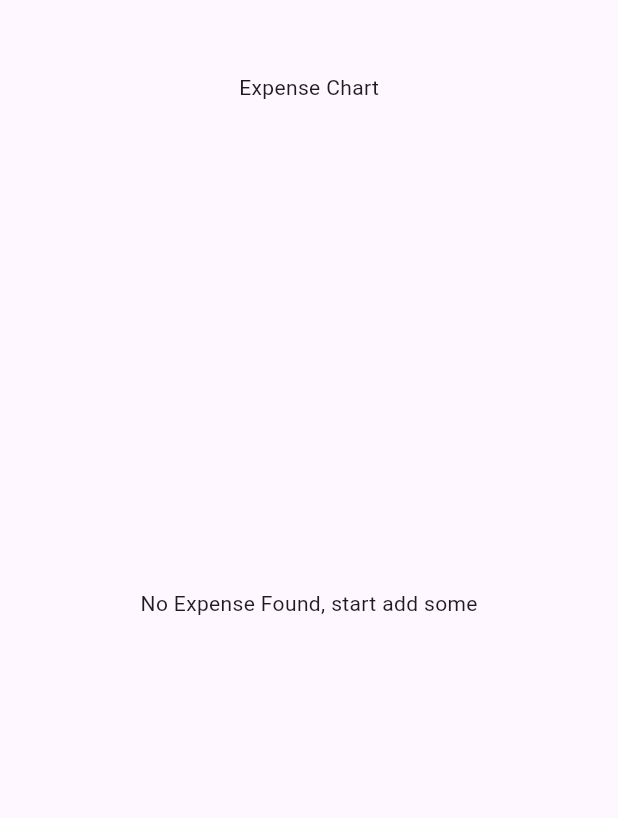
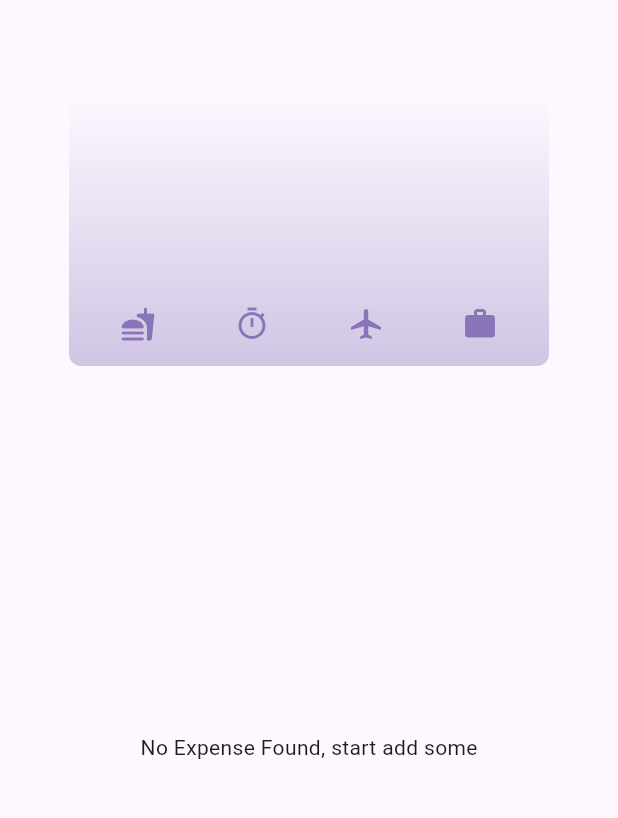
Before and after one commit to mayunngrh/expense-tracker-app, a Flutter app: the screen it shows after launch, on a phone screen of 412 x 824 dp, the part 84-902 px from its top. Run offline on Flutter 3.47's test engine with Material 3 defaults, Android fonts, the phone set to English and light mode, and no system bars.

Commit message:
adding the chart and the logic

```diff
--- /dev/null
+++ b/lib/chart/chart.dart
@@ -0,0 +1,97 @@
+import 'package:flutter/material.dart';
+
+import '../models/expense.dart';
+import 'chart_bar.dart';
+
+
+
+class Chart extends StatelessWidget {
+  const Chart({super.key, required this.expenses});
+
+  final List<Expense> expenses;
+
+  List<ExpenseBucket> get buckets {
+    return [
+      ExpenseBucket.forCategory(expenses, Category.food),
+      ExpenseBucket.forCategory(expenses, Category.leisure),
+      ExpenseBucket.forCategory(expenses, Category.traveling),
+      ExpenseBucket.forCategory(expenses, Category.work),
+    ];
+  }
+
+  double get maxTotalExpense {
+    double maxTotalExpense = 0;
+
+    for (final bucket in buckets) {
+      if (bucket.totalExpenses > maxTotalExpense) {
+        maxTotalExpense = bucket.totalExpenses;
+      }
+    }
+
+    return maxTotalExpense;
+  }
+
+  @override
+  Widget build(BuildContext context) {
+    final isDarkMode =
+        MediaQuery.of(context).platformBrightness == Brightness.dark;
+    return Container(
+      margin: const EdgeInsets.all(16),
+      padding: const EdgeInsets.symmetric(
+        vertical: 16,
+        horizontal: 8,
+      ),
+      width: double.infinity,
+      height: 180,
+      decoration: BoxDecoration(
+        borderRadius: BorderRadius.circular(8),
+        gradient: LinearGradient(
+          colors: [
+            Theme.of(context).colorScheme.primary.withOpacity(0.3),
+            Theme.of(context).colorScheme.primary.withOpacity(0.0)
+          ],
+          begin: Alignment.bottomCenter,
+          end: Alignment.topCenter,
+        ),
+      ),
+      child: Column(
+        children: [
+          Expanded(
+            child: Row(
+              crossAxisAlignment: CrossAxisAlignment.end,
+              children: [
+                for (final bucket in buckets) // alternative to map()
+                  ChartBar(
+                    fill: bucket.totalExpenses == 0
+                        ? 0
+                        : bucket.totalExpenses / maxTotalExpense,
+                  )
+              ],
+            ),
+          ),
+          const SizedBox(height: 12),
+          Row(
+            children: buckets
+                .map(
+                  (bucket) => Expanded(
+                    child: Padding(
+                      padding: const EdgeInsets.symmetric(horizontal: 4),
+                      child: Icon(
+                        categoryIcons[bucket.category],
+                        color: isDarkMode
+                            ? Theme.of(context).colorScheme.secondary
+                            : Theme.of(context)
+                                .colorScheme
+                                .primary
+                                .withOpacity(0.7),
+                      ),
+                    ),
+                  ),
+                )
+                .toList(),
+          )
+        ],
+      ),
+    );
+  }
+}
--- a/lib/models/expense.dart
+++ b/lib/models/expense.dart
@@ -3,12 +3,8 @@ import 'package:intl/intl.dart';
 import 'package:uuid/uuid.dart';
 
 var formatter = DateFormat.yMd();
-enum Category{
-  work,
-  food,
-  traveling,
-  leisure
-}
+
+enum Category { work, food, traveling, leisure }
 
 var categoryIcons = {
   Category.work: Icons.work,
@@ -20,7 +16,11 @@ var categoryIcons = {
 class Expense {
   static const _uuid = Uuid(); // Change to static const
 
-  Expense({required this.title, required this.amount, required this.date, required this.category})
+  Expense(
+      {required this.title,
+      required this.amount,
+      required this.date,
+      required this.category})
       : id = _uuid.v4(); // Use static reference
 
   final String id;
@@ -29,7 +29,27 @@ class Expense {
   final DateTime date;
   final Category category;
 
-  String get formattedDate{
+  String get formattedDate {
     return formatter.format(date);
   }
 }
+
+class ExpenseBucket {
+  const ExpenseBucket({required this.category, required this.expenses});
+
+  ExpenseBucket.forCategory(List<Expense> allExpenses, this.category)
+      : expenses = allExpenses
+            .where((expense) => expense.category == category)
+            .toList();
+
+  final Category category;
+  final List<Expense> expenses;
+
+  double get totalExpenses {
+    double sum = 0;
+    for (final expense in expenses) {
+      sum += expense.amount;
+    }
+    return sum;
+  }
+}
--- a/lib/widgets/expenses.dart
+++ b/lib/widgets/expenses.dart
@@ -1,3 +1,4 @@
+import 'package:expense_tracker_app/chart/chart.dart';
 import 'package:expense_tracker_app/widgets/add_new_expense.dart';
 import 'package:expense_tracker_app/widgets/expenses_list.dart';
 import 'package:flutter/cupertino.dart';
@@ -90,7 +91,7 @@ class _ExpenseState extends State<Expenses> {
           // Optional inner padding
           child: Column(
             children: [
-              Text("Expense Chart"),
+              Chart(expenses: expenseList),
               const SizedBox(height: 16),
               Expanded(
                 child: mainContent!,
--- a/lib/widgets/expenses_list.dart
+++ b/lib/widgets/expenses_list.dart
@@ -1,6 +1,7 @@
 import 'package:expense_tracker_app/models/expense.dart';
 import 'package:expense_tracker_app/widgets/expense_card.dart';
 import 'package:flutter/cupertino.dart';
+import 'package:flutter/material.dart';
 
 class ExpensesList extends StatelessWidget {
   ExpensesList(
@@ -17,6 +18,9 @@ class ExpensesList extends StatelessWidget {
             onDismissed: (direction) {
               onRemovedExpanse(expenses[index]);
             },
+            background: Container(
+              color: Color.fromARGB(125, 234, 76, 76),
+            ),
             key: ValueKey(expenses[index]),
             child: ExpenseCard(expense: expenses[index])));
   }
```
Also changed, not shown: lib/chart/chart_bar.dart (added, +34 -0 lines), lib/widgets/expense_card.dart (+11 -3 lines).
